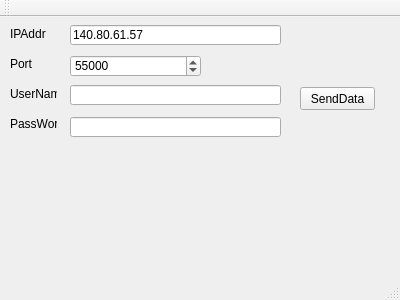
Qt form StamOrga/PC/mainwindow.ui (WaterMax83/StamOrga) before a commit.
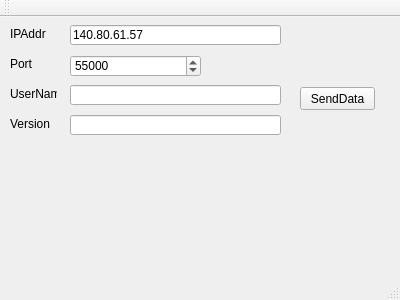
The same form after that commit.

Commit message: change handling of request/ add getVersion / Android with subwindow

What changed in the file:
```diff
--- a/StamOrga/PC/mainwindow.ui
+++ b/StamOrga/PC/mainwindow.ui
@@ -131,14 +131,14 @@
      </rect>
     </property>
     <property name="text">
-     <string>PassWord</string>
+     <string>Version</string>
     </property>
    </widget>
    <widget class="QLineEdit" name="lEditSendUserName_2">
     <property name="geometry">
      <rect>
       <x>70</x>
-      <y>100</y>
+      <y>98</y>
       <width>211</width>
       <height>20</height>
      </rect>
@@ -146,6 +146,9 @@
     <property name="text">
      <string/>
     </property>
+    <property name="readOnly">
+     <bool>true</bool>
+    </property>
    </widget>
   </widget>
   <widget class="QMenuBar" name="menuBar">
```
Left out of the diff: 2 changed lines with no effect on the pictures. The commit also changes 31 other files.
